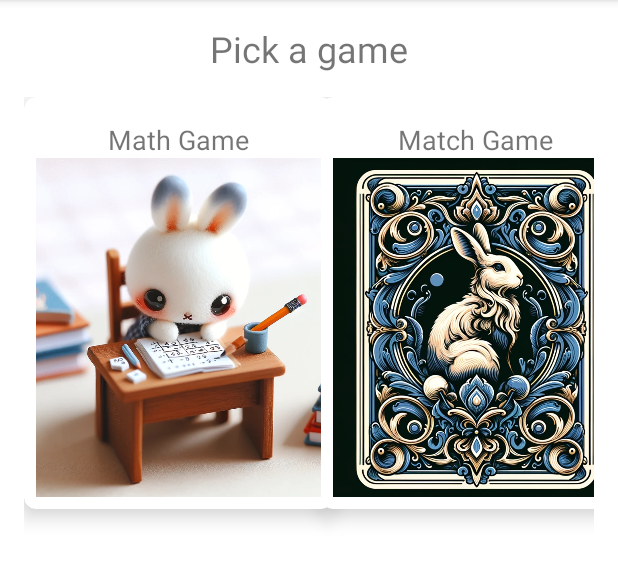
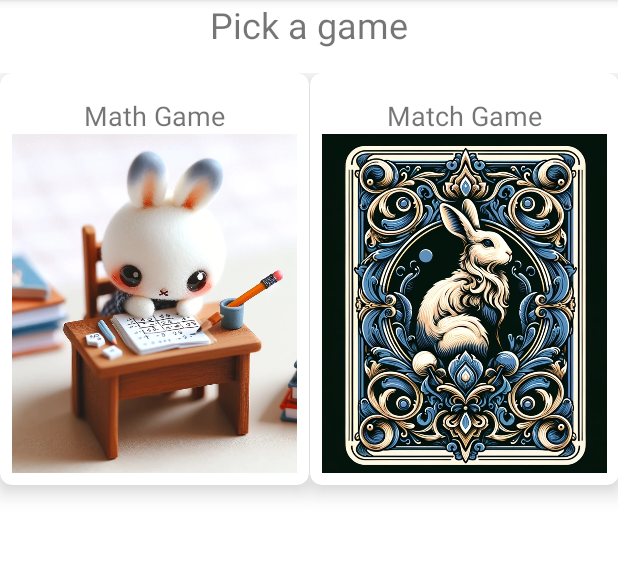
Before and after one commit to jfletcher5/FletcherGames, an Android app: the screen it shows after launch (GamePickerActivity), on a phone screen of 412 x 824 dp, the part 84-671 px from its top. Run offline under Robolectric (Android 15) with nearby library versions, the phone set to English and light mode, and no system bars.

Commit message:
jon update

```diff
--- a/app/src/main/res/layout/activity_game_picker.xml
+++ b/app/src/main/res/layout/activity_game_picker.xml
@@ -3,8 +3,7 @@
     xmlns:app="http://schemas.android.com/apk/res-auto"
     android:layout_width="match_parent"
     android:layout_height="match_parent"
-    android:orientation="vertical"
-    android:padding="16dp">
+    android:orientation="vertical">
 
     <TextView
         android:id="@+id/headerTextView"
@@ -21,7 +20,7 @@
         android:layout_height="match_parent"
         android:numColumns="2"
         android:verticalSpacing="16dp"
-        android:horizontalSpacing="16dp"
+        android:horizontalSpacing="2dp"
         android:stretchMode="columnWidth">
 
         <!-- This is a placeholder for the game cards.
```
